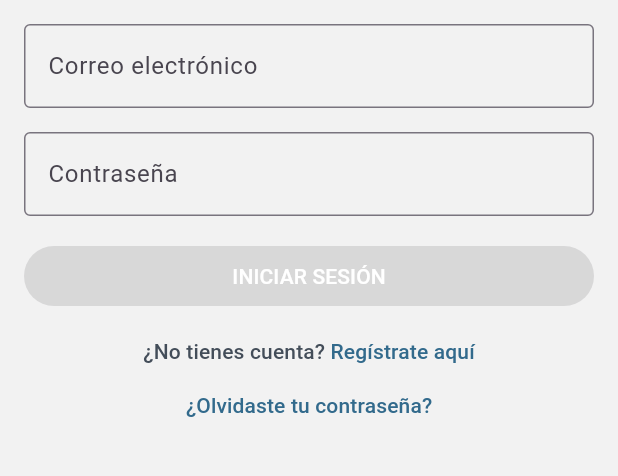
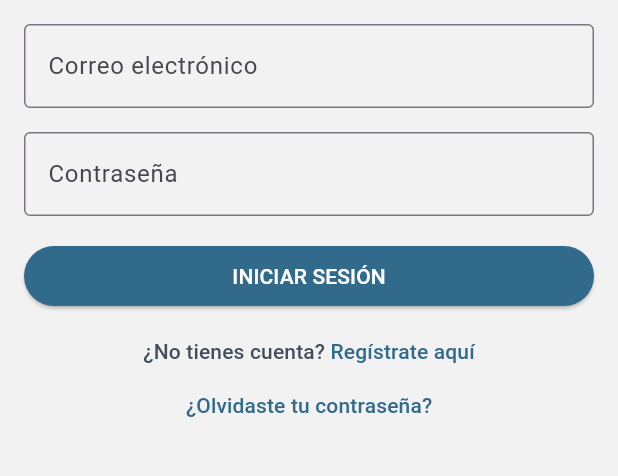
Before and after one commit to youniversityupc/android, a Flutter app: the screen it shows after launch, on a phone screen of 412 x 824 dp, the part 339-815 px from its top. Run offline on Flutter 3.47's test engine with Material 2 defaults, Android fonts, the phone set to English and light mode, and no system bars; our stand-ins replace beamer, bloc, equatable, flutter_bloc, formz; missing offline and left inert: phone_numbers_parser.

Commit message:
refactor(auth): rewrite SignInPage to use new common widgets

```diff
--- a/lib/pages/auth/sign_in_page.dart
+++ b/lib/pages/auth/sign_in_page.dart
@@ -1,14 +1,17 @@
 import 'package:beamer/beamer.dart';
 import 'package:flutter/material.dart';
 import 'package:flutter_bloc/flutter_bloc.dart';
-import 'package:formz/formz.dart';
+import 'package:youniversity_app/components/bloc_text_field.dart';
 import 'package:youniversity_app/layout/app_theme.dart';
 import 'package:youniversity_app/layout/route_constants.dart';
 import 'package:youniversity_app/pages/auth/bloc/login_bloc.dart';
+import 'package:youniversity_app/pages/auth/components/auth_button.dart';
 import 'package:youniversity_app/pages/auth/repository/auth_repository.dart';
 import 'package:youniversity_app/utils/text_style_extensions.dart';
 import 'package:youniversity_app/utils/widget_list_extensions.dart';
 import 'package:youniversity_app/utils/build_context_extensions.dart';
+
+typedef _SignInTextField = BlocTextField<LoginBloc, LoginState, LoginEvent>;
 
 class SignInPage extends StatefulWidget {
   const SignInPage({super.key});
@@ -36,12 +39,34 @@ class _SignInPageState extends State<SignInPage> {
                 Container(
                   margin: const EdgeInsets.all(16),
                   child: Column(
-                    children: const [
-                      _EmailInput(),
-                      _PasswordInput(),
-                      _LoginButton(),
-                      _SignUpLabel(),
-                      _ForgotPasswordLabel(),
+                    children: [
+                      _SignInTextField(
+                        buildWhen: (previous, current) =>
+                            previous.email != current.email,
+                        buildEvent: (value) => LoginEmailChanged(value),
+                        buildErrorText: (state) => state.email.invalid
+                            ? state.email.error?.message
+                            : null,
+                        labelText: 'Correo electrónico',
+                        hintText: 'john.doe@gmail.com',
+                        keyboardType: TextInputType.emailAddress,
+                      ),
+                      _SignInTextField(
+                        buildWhen: (previous, current) =>
+                            previous.password != current.password,
+                        buildEvent: (value) => LoginPasswordChanged(value),
+                        buildErrorText: (state) => state.password.invalid
+                            ? state.password.error?.message
+                            : null,
+                        labelText: 'Contraseña',
+                        obscureText: true,
+                      ),
+                      AuthButton<LoginBloc, LoginState, LoginEvent>(
+                        buildEvent: () => const LoginSubmitted(),
+                        child: const Text('INICIAR SESIÓN'),
+                      ),
+                      const _SignUpLabel(),
+                      const _ForgotPasswordLabel(),
                     ].withVerticalSpace(16),
                   ),
                 ),
@@ -50,85 +75,6 @@ class _SignInPageState extends State<SignInPage> {
           ),
         ),
       ),
-    );
-  }
-}
-
-class _EmailInput extends StatelessWidget {
-  const _EmailInput();
-
-  @override
-  Widget build(BuildContext context) {
-    return BlocBuilder<LoginBloc, LoginState>(
-      buildWhen: (previous, current) => previous.email != current.email,
-      builder: (context, state) {
-        return TextField(
-          key: const ValueKey('SignInPage_EmailInput_TextField'),
-          onChanged: (email) =>
-              context.read<LoginBloc>().add(LoginEmailChanged(email)),
-          decoration: InputDecoration(
-            labelText: 'Correo electrónico',
-            hintText: 'john.doe@gmail.com',
-            errorText: state.email.invalid ? state.email.error?.message : null,
-          ),
-          keyboardType: TextInputType.emailAddress,
-        );
-      },
-    );
-  }
-}
-
-class _PasswordInput extends StatelessWidget {
-  const _PasswordInput();
-
-  @override
-  Widget build(BuildContext context) {
-    return BlocBuilder<LoginBloc, LoginState>(
-      buildWhen: (previous, current) => previous.password != current.password,
-      builder: (context, state) {
-        return TextField(
-          key: const ValueKey('SignInPage_PasswordInput_TextField'),
-          onChanged: (password) =>
-              context.read<LoginBloc>().add(LoginPasswordChanged(password)),
-          decoration: InputDecoration(
-            labelText: 'Contraseña',
-            errorText:
-                state.password.invalid ? state.password.error?.message : null,
-          ),
-          keyboardType: TextInputType.text,
-          obscureText: true,
-        );
-      },
-    );
-  }
-}
-
-class _LoginButton extends StatelessWidget {
-  const _LoginButton();
-
-  @override
-  Widget build(BuildContext context) {
-    return BlocBuilder<LoginBloc, LoginState>(
-      buildWhen: (previous, current) => previous.status != current.status,
-      builder: (context, state) {
-        final textStyle = context.textTheme.labelLarge;
-        return state.status.isSubmissionInProgress
-            ? const CircularProgressIndicator()
-            : SizedBox(
-                key: const ValueKey('SignInPage_Submit_Button'),
-                width: double.infinity,
-                child: ElevatedButton(
-                  onPressed: state.status.isValidated
-                      ? () =>
-                          context.read<LoginBloc>().add(const LoginSubmitted())
-                      : null,
-                  child: Text(
-                    'INICIAR SESIÓN',
-                    style: textStyle?.withColor(Colors.white),
-                  ),
-                ),
-              );
-      },
     );
   }
 }
```
